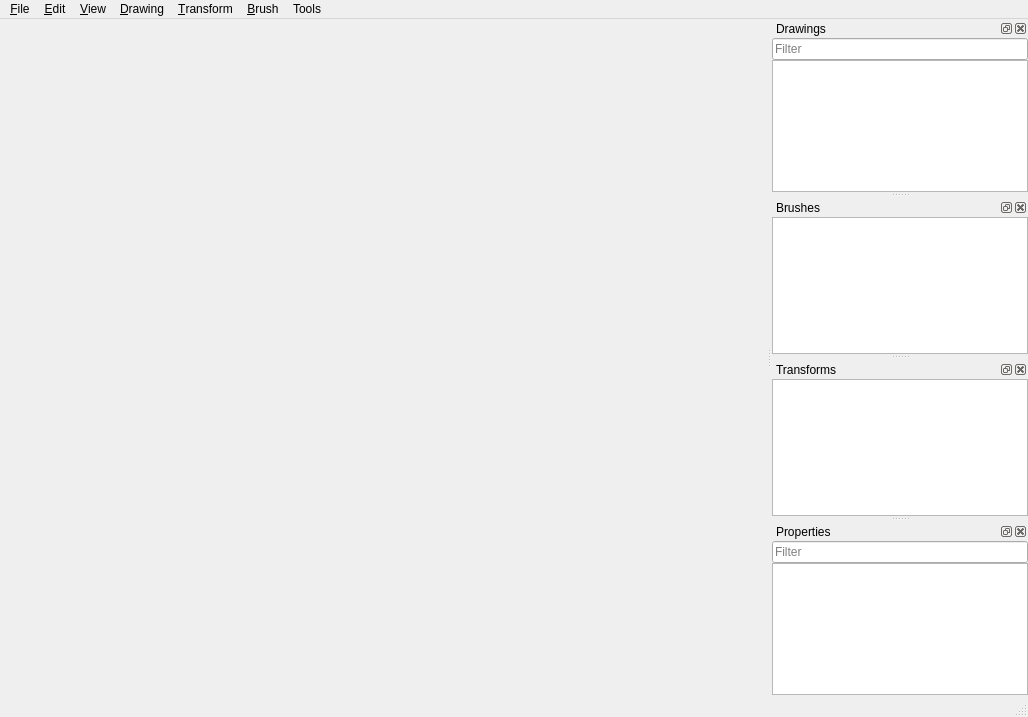
StardustDL/ImagingS, file ImagingS/Gui/uic/MainWindow.ui: the form before one commit.
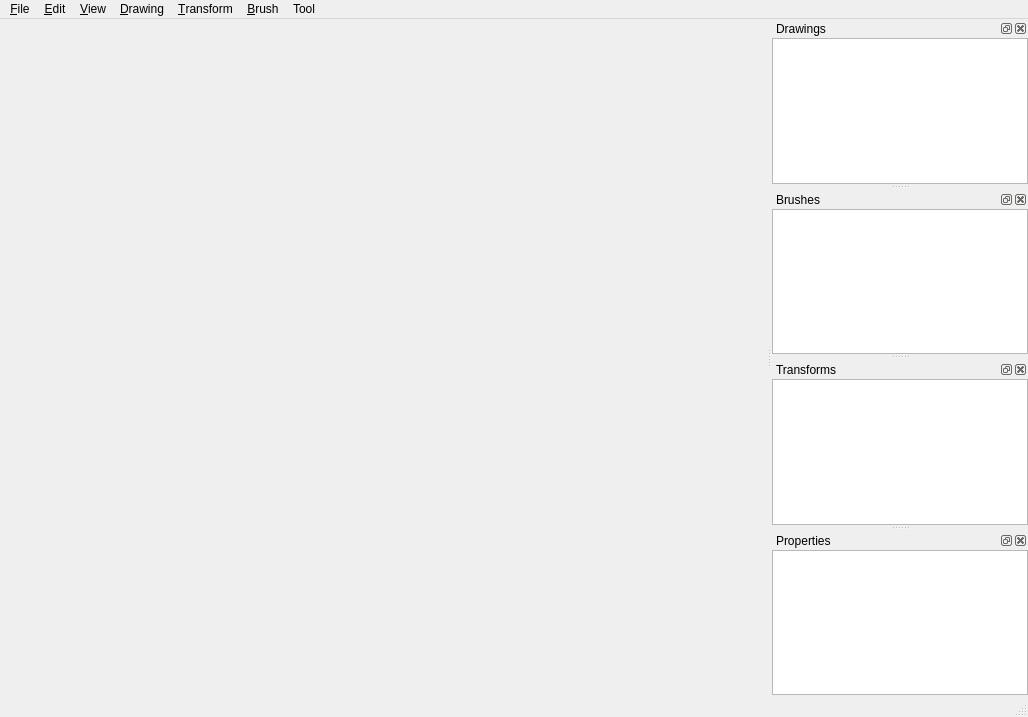
The form after the commit.

What changed in the file:
```diff
--- a/ImagingS/Gui/uic/MainWindow.ui
+++ b/ImagingS/Gui/uic/MainWindow.ui
@@ -81,9 +81,9 @@
     </property>
     <addaction name="actBrushSolid"/>
    </widget>
-   <widget class="QMenu" name="mnuTools">
+   <widget class="QMenu" name="mnuTool">
     <property name="title">
-     <string>Tools</string>
+     <string>Tool</string>
     </property>
    </widget>
    <widget class="QMenu" name="mnuTransform">
@@ -103,7 +103,7 @@
    <addaction name="mnuDrawing"/>
    <addaction name="mnuTransform"/>
    <addaction name="mnuBrush"/>
-   <addaction name="mnuTools"/>
+   <addaction name="mnuTool"/>
   </widget>
   <widget class="QStatusBar" name="stbMain"/>
   <widget class="QDockWidget" name="dwgDrawings">
@@ -133,13 +133,6 @@
      <property name="bottomMargin">
       <number>0</number>
      </property>
-     <item>
-      <widget class="QLineEdit" name="lneDrawings">
-       <property name="placeholderText">
-        <string>Filter</string>
-       </property>
-      </widget>
-     </item>
      <item>
       <widget class="QTreeView" name="trvDrawings">
        <property name="contextMenuPolicy">
@@ -266,13 +259,6 @@
      <property name="bottomMargin">
       <number>0</number>
      </property>
-     <item>
-      <widget class="QLineEdit" name="lneProperties">
-       <property name="placeholderText">
-        <string>Filter</string>
-       </property>
-      </widget>
-     </item>
      <item>
       <widget class="QTreeView" name="trvProperties">
        <property name="editTriggers">
```
